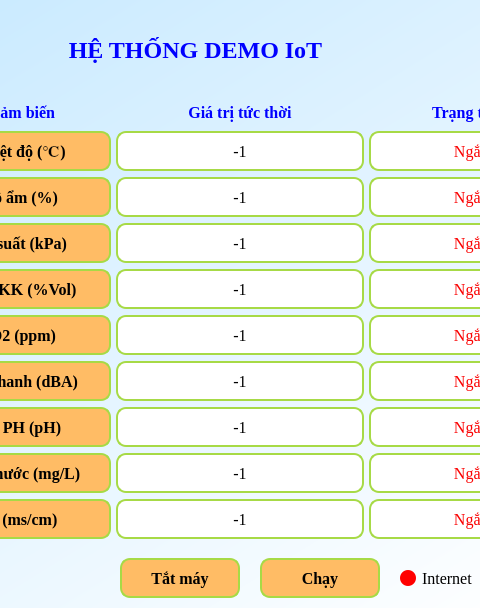
Old version of the form iot.ui in the repository sonmasterj/iot; both pictures show x 346 to 826 and y 0 to 608 of the 983 by 608 pixel window.
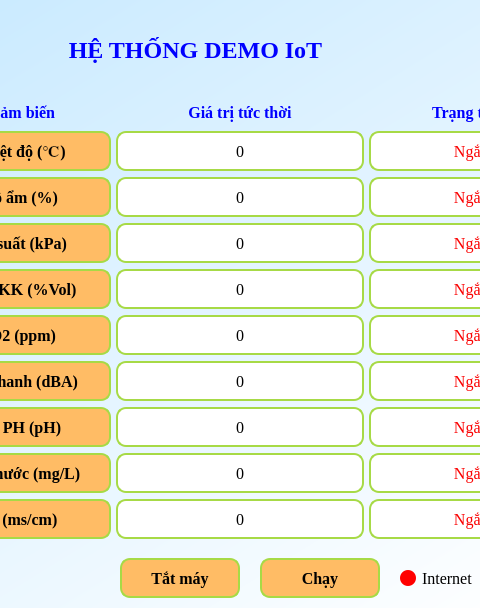
New version of the form. Icons and pictures are not drawn.

Commit message: update default value

Diff of the .ui file:
```diff
--- a/iot.ui
+++ b/iot.ui
@@ -594,7 +594,7 @@
 }</string>
                 </property>
                 <property name="text">
-                 <string>-1</string>
+                 <string>0</string>
                 </property>
                 <property name="alignment">
                  <set>Qt::AlignCenter</set>
@@ -662,7 +662,7 @@
 }</string>
                 </property>
                 <property name="text">
-                 <string>-1</string>
+                 <string>0</string>
                 </property>
                 <property name="alignment">
                  <set>Qt::AlignCenter</set>
@@ -697,7 +697,7 @@
 }</string>
                 </property>
                 <property name="text">
-                 <string>-1</string>
+                 <string>0</string>
                 </property>
                 <property name="alignment">
                  <set>Qt::AlignCenter</set>
@@ -916,7 +916,7 @@
 }</string>
                 </property>
                 <property name="text">
-                 <string>-1</string>
+                 <string>0</string>
                 </property>
                 <property name="alignment">
                  <set>Qt::AlignCenter</set>
@@ -1059,7 +1059,7 @@
 }</string>
                 </property>
                 <property name="text">
-                 <string>-1</string>
+                 <string>0</string>
                 </property>
                 <property name="alignment">
                  <set>Qt::AlignCenter</set>
@@ -1167,7 +1167,7 @@
 }</string>
                 </property>
                 <property name="text">
-                 <string>-1</string>
+                 <string>0</string>
                 </property>
                 <property name="alignment">
                  <set>Qt::AlignCenter</set>
@@ -1271,7 +1271,7 @@
 }</string>
                 </property>
                 <property name="text">
-                 <string>-1</string>
+                 <string>0</string>
                 </property>
                 <property name="alignment">
                  <set>Qt::AlignCenter</set>
@@ -1306,7 +1306,7 @@
 }</string>
                 </property>
                 <property name="text">
-                 <string>-1</string>
+                 <string>0</string>
                 </property>
                 <property name="alignment">
                  <set>Qt::AlignCenter</set>
@@ -1341,7 +1341,7 @@
 }</string>
                 </property>
                 <property name="text">
-                 <string>-1</string>
+                 <string>0</string>
                 </property>
                 <property name="alignment">
                  <set>Qt::AlignCenter</set>
```
Left out of the diff: 3 changed lines with no effect on the pictures.
